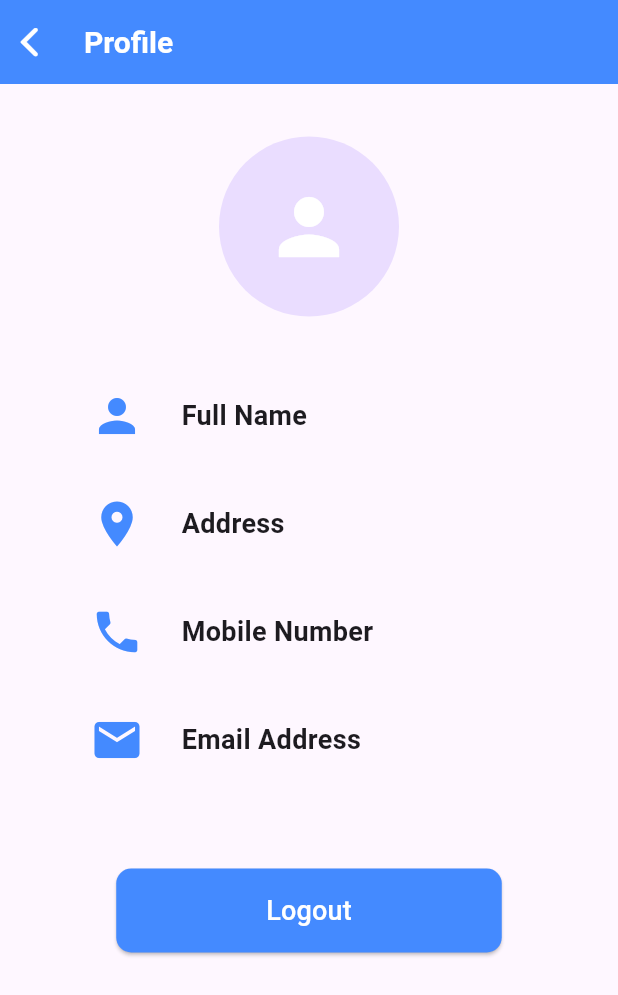
After one commit to ArvinFox/ShuttleMaster-Bus-Ticket-Booking-App, a Flutter app: the ViewProfileDriver screen opened directly, on a phone screen of 412 x 824 dp. The commit adds this screen. Shown: the top 995 px of the screen. Run offline on Flutter 3.47's test engine with Material 3 defaults, Android fonts, the phone set to English and light mode, and no system bars; our stand-ins replace cloud_firestore, firebase_core; missing offline and left inert: mailer, twilio_flutter; accounts and stored records are empty.

Commit message:
Added the both student and driver view profile frontend layouts

```diff
--- a/lib/app.dart
+++ b/lib/app.dart
@@ -1,8 +1,10 @@
 import 'package:flutter/material.dart';
 import 'package:shuttlemaster/routes/app_routes.dart';
+import 'package:shuttlemaster/screens/auth/enter_id_screen.dart';
 // import 'package:shuttlemaster/screens/static/welcome_screen.dart';
 // import 'package:shuttlemaster/screens/student/rides_screen_selection.dart';
 import 'package:shuttlemaster/screens/student/main_layout_screen.dart';
+import 'package:shuttlemaster/screens/student/view_profile.dart';
 
 class ShuttleMaster extends StatelessWidget {
   const ShuttleMaster({super.key});
--- /dev/null
+++ b/lib/screens/driver/view_profile.dart
@@ -0,0 +1,92 @@
+import 'package:flutter/material.dart';
+import 'package:flutter/cupertino.dart';
+
+class ViewProfileDriver extends StatefulWidget {
+  const ViewProfileDriver({super.key});
+
+  @override
+  State<ViewProfileDriver> createState() => _ViewProfileState();
+}
+
+class _ViewProfileState extends State<ViewProfileDriver> {
+  @override
+  Widget build(BuildContext context) {
+    return Scaffold(
+      appBar: AppBar(
+        backgroundColor: Colors.blueAccent,
+        title: Text('Profile',
+            style: TextStyle(
+                color: Colors.white,
+                fontSize: 20,
+                fontWeight: FontWeight.bold)),
+        leading: CupertinoNavigationBarBackButton(
+          color: Colors.white,
+          onPressed: () {
+            Navigator.pop(context);
+          },
+        ),
+        leadingWidth: 40,
+      ),
+      body: Padding(
+        padding: EdgeInsets.symmetric(vertical: 35, horizontal: 60),
+        child: Column(
+          crossAxisAlignment: CrossAxisAlignment.center,
+          children: [
+            CircleAvatar(
+              radius: 60,
+              child: Icon(Icons.person, size: 60, color: Colors.white),
+            ),
+            SizedBox(height: 30),
+
+            // Profile Details
+            ProfileItem(icon: Icons.person, label: "Full Name"),
+            ProfileItem(icon: Icons.location_on, label: "Address"),
+            ProfileItem(icon: Icons.phone, label: "Mobile Number"),
+            ProfileItem(icon: Icons.email, label: "Email Address"),
+
+            SizedBox(height: 50),
+
+            ElevatedButton(
+              onPressed: () {
+                // logout functionality
+              },
+              style: ElevatedButton.styleFrom(
+                backgroundColor: Colors.blueAccent,
+                padding: EdgeInsets.symmetric(
+                    horizontal: 100, vertical: 15), // Adjust width
+                shape: RoundedRectangleBorder(
+                  borderRadius: BorderRadius.circular(10),
+                ),
+              ),
+              child: Text("Logout",
+                  style: TextStyle(fontSize: 18, color: Colors.white)),
+            ),
+          ],
+        ),
+      ),
+    );
+  }
+}
+
+// Reusable Profile Item Widget
+class ProfileItem extends StatelessWidget {
+  final IconData icon;
+  final String label;
+
+  const ProfileItem({super.key, required this.icon, required this.label});
+
+  @override
+  Widget build(BuildContext context) {
+    return Padding(
+      padding: EdgeInsets.symmetric(vertical: 18),
+      child: Row(
+        children: [
+          Icon(icon, color: Colors.blueAccent, size: 36),
+          SizedBox(width: 25),
+          Text(label,
+              style: TextStyle(fontSize: 18, fontWeight: FontWeight.w600)),
+        ],
+      ),
+    );
+  }
+}
```
Also changed, not shown: lib/screens/student/view_profile.dart (added, +97 -0 lines), lib/screens/student/rides_booking_monthly.dart (line endings or trailing spaces), 125 other files.
